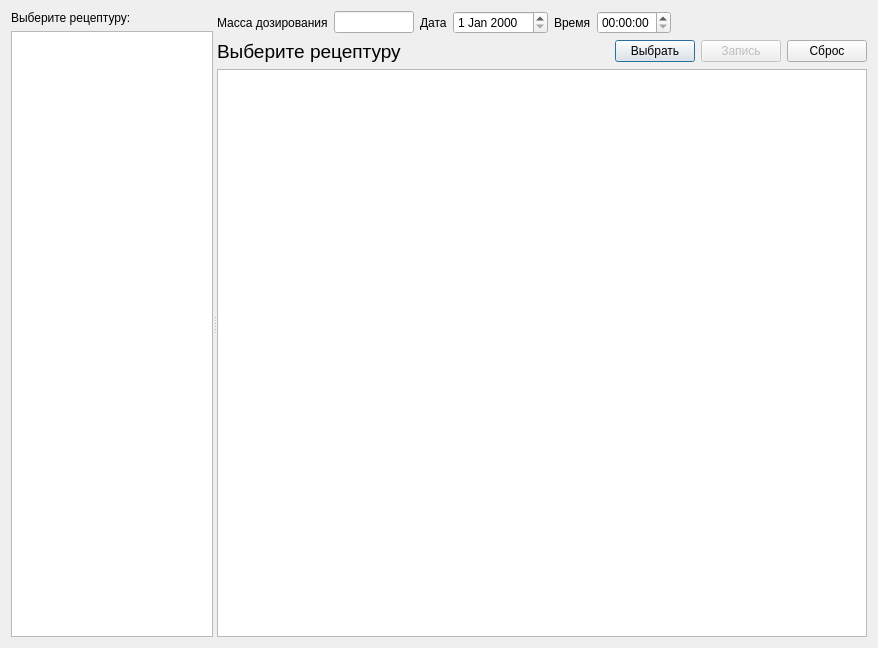
The window that dialognew.ui (Sergeyego/doz_view) describes before a commit, drawn with Qt 5.
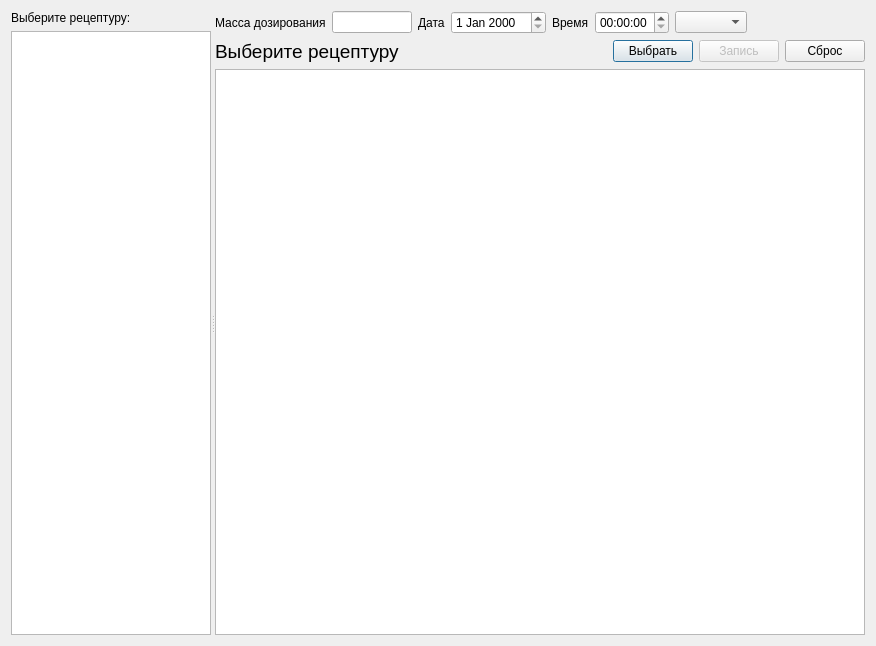
The same window after the commit. Custom widgets are drawn as their Qt base class.

What changed in the file:
```diff
--- a/dialognew.ui
+++ b/dialognew.ui
@@ -6,8 +6,8 @@
    <rect>
     <x>0</x>
     <y>0</y>
-    <width>878</width>
-    <height>648</height>
+    <width>876</width>
+    <height>646</height>
    </rect>
   </property>
   <property name="windowTitle">
@@ -87,6 +87,9 @@
          <item>
           <widget class="QTimeEdit" name="timeEdit"/>
          </item>
+         <item>
+          <widget class="QComboBox" name="comboBoxCex"/>
+         </item>
          <item>
           <spacer name="horizontalSpacer">
            <property name="orientation">
```
